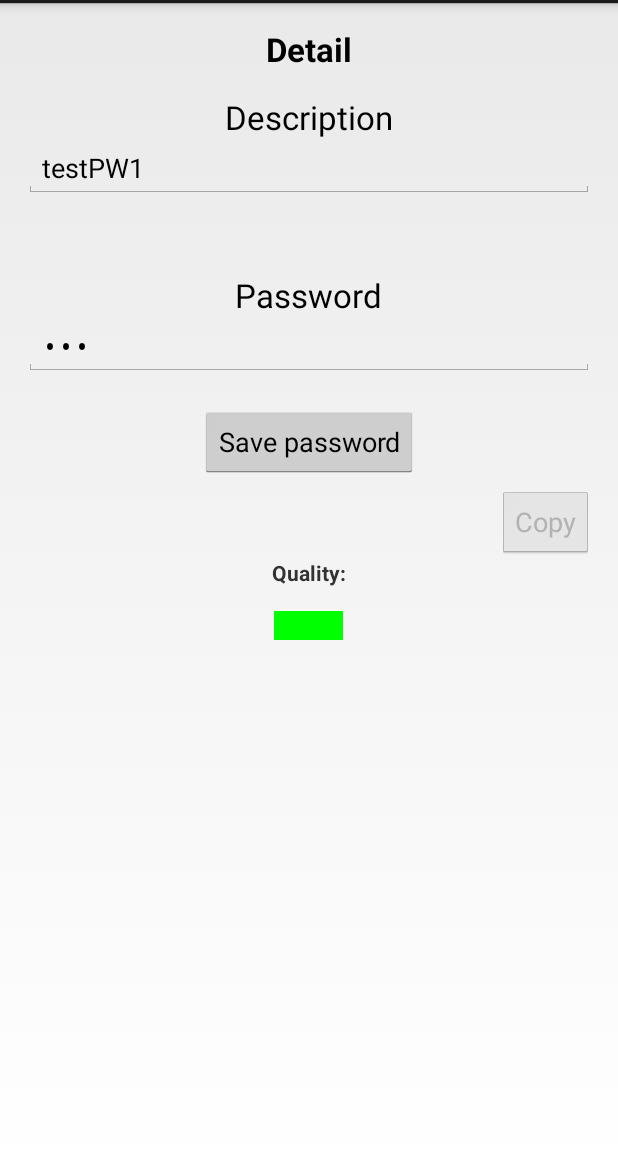
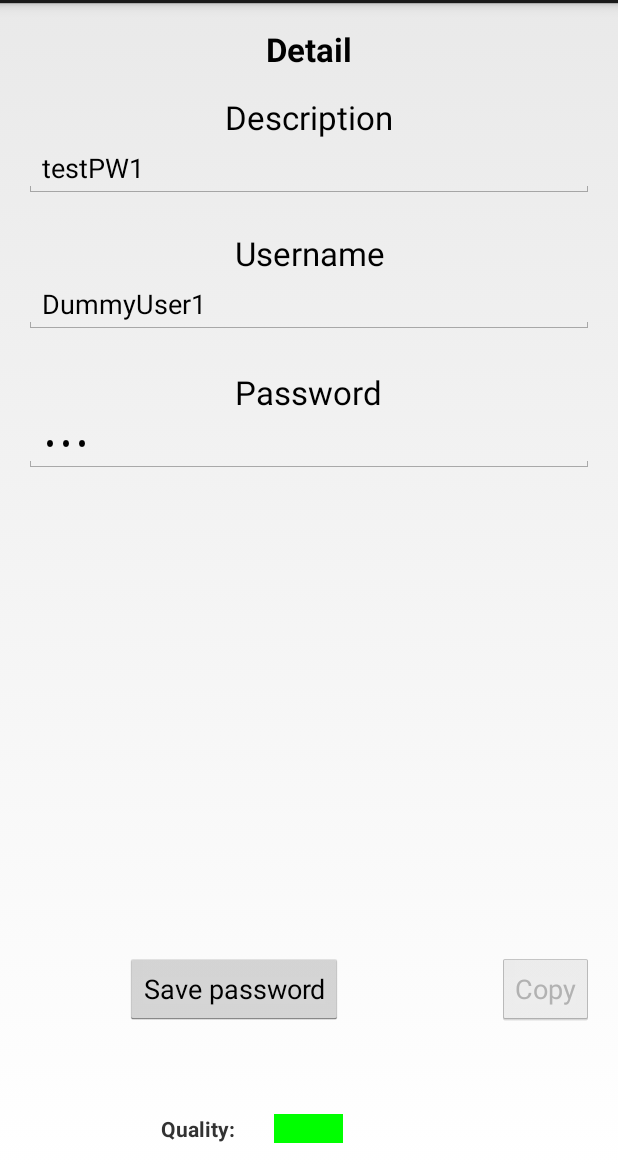
Before and after one commit to MrXXX92/pwsafe, an Android app: the PasswordlistActivity screen opened directly, with no data from a screen before it, after a tap on "testPW1", on a phone screen of 412 x 824 dp, the part 69-1236 px from its top. Run offline under Robolectric (Android 15) with nearby library versions, the light colour scheme and no system bars.

Commit message:
Erweiterung um Usernamen

```diff
--- a/app/src/main/java/teamschwarz/pwsafe/NewPasswordActivity.java
+++ b/app/src/main/java/teamschwarz/pwsafe/NewPasswordActivity.java
@@ -21,6 +21,7 @@ import java.util.List;
 public class NewPasswordActivity extends Activity {
 
     EditText newDescription;
+    EditText newUsername;
     EditText newPassword;
     Button saveButton;
     List<PasswordItem> passwords = new ArrayList<PasswordItem>();
@@ -38,6 +39,7 @@ public class NewPasswordActivity extends Activity {
         Intent intent = getIntent();
         String title = intent.getStringExtra("title");
         String description = intent.getStringExtra("description");
+        String username = intent.getStringExtra("username");
         String password = intent.getStringExtra("password");
         final int position = intent.getIntExtra("position", -1);
 
@@ -49,6 +51,12 @@ public class NewPasswordActivity extends Activity {
         //falls eine Beschreibung übergeben wurde, diese auch anzeigen
         if (description != null && !description.isEmpty()) {
             newDescription.setText(description);
+        }
+
+        newUsername = (EditText) findViewById(R.id.editTextNewUsername);
+        //falls eine Beschreibung übergeben wurde, diese auch anzeigen
+        if (username != null && !username.isEmpty()) {
+            newUsername.setText(username);
         }
 
         newPassword = (EditText) findViewById(R.id.editTextNewPassword);
@@ -63,6 +71,22 @@ public class NewPasswordActivity extends Activity {
 
 
         newDescription.addTextChangedListener(new TextWatcher() {
+            @Override
+            public void beforeTextChanged(CharSequence s, int start, int count, int after) {
+            }
+
+            @Override
+            public void onTextChanged(CharSequence s, int start, int before, int count) {
+                //Button nur klickbar, wenn das eingegebene Passwort valide ist
+                saveButton.setEnabled(isValidPasswordItem());
+            }
+
+            @Override
+            public void afterTextChanged(Editable s) {
+            }
+        });
+
+        newUsername.addTextChangedListener(new TextWatcher() {
             @Override
             public void beforeTextChanged(CharSequence s, int start, int count, int after) {
             }
@@ -97,7 +121,7 @@ public class NewPasswordActivity extends Activity {
             @Override
             public void onClick(View v) {
                 PasswordItem currentItem = new PasswordItem(newDescription.getText().toString(),
-                        "ToDo: Hier den Usernamen aus dem zu erstellenden Edit Feld einfügen",
+                        newUsername.getText().toString(),
                         newPassword.getText().toString());
 
                 if (position == -1l){
@@ -106,9 +130,7 @@ public class NewPasswordActivity extends Activity {
                     PasswordlistActivity.passwords.add(currentItem);
                     //Felder leeren
                     newDescription.setText("");
-
-                    //ToDo: Feld für Username ebenfalls leeren
-
+                    newUsername.setText("");
                     newPassword.setText("");
                     Toast.makeText(getApplicationContext(), R.string.password_added, Toast.LENGTH_SHORT).show();
                 } else {
@@ -116,13 +138,11 @@ public class NewPasswordActivity extends Activity {
                     // eingegebene Werte speichern
                     PasswordItem listItem = PasswordlistActivity.passwords.get(position);
                     listItem.setDescription(currentItem.getDescription());
-                    listItem.setDescription(currentItem.getUsername());
+                    listItem.setUsername(currentItem.getUsername());
                     listItem.setPassword(currentItem.getPassword());
                     //Felder leeren
                     newDescription.setText("");
-
-                    //ToDo: Feld für Username ebenfalls leeren
-
+                    newUsername.setText("");
                     newPassword.setText("");
                     Toast.makeText(getApplicationContext(), R.string.password_updated, Toast.LENGTH_SHORT).show();
                 }
@@ -135,6 +155,7 @@ public class NewPasswordActivity extends Activity {
 
     private boolean isValidPasswordItem() {
         return (String.valueOf(newDescription.getText()).trim().length() > 0) &&
+                (String.valueOf(newUsername.getText()).trim().length() > 0)&&
                 (String.valueOf(newPassword.getText()).trim().length() > 0);
     }
 
--- a/app/src/main/java/teamschwarz/pwsafe/PasswordlistActivity.java
+++ b/app/src/main/java/teamschwarz/pwsafe/PasswordlistActivity.java
@@ -115,6 +115,7 @@ public class PasswordlistActivity extends ListActivity {
         PasswordItem pwClicked = passwords.get(position);
         intent.putExtra("title", "Detail");
         intent.putExtra("description", pwClicked.getDescription());
+        intent.putExtra("username", pwClicked.getUsername());
         intent.putExtra("password", pwClicked.getPassword());
         intent.putExtra("position", position);
         startActivity(intent);
--- a/app/src/main/res/layout/activity_new_password.xml
+++ b/app/src/main/res/layout/activity_new_password.xml
@@ -35,8 +35,8 @@
         android:inputType="text"
         android:layout_width="match_parent"
         android:layout_height="wrap_content"
-        android:layout_below="@id/textViewNewDescription"
-        android:layout_alignParentLeft="true" />
+        android:layout_below="@+id/textViewNewDescription"
+        android:layout_alignParentRight="true" />
 
     <TextView
         android:id="@+id/textViewNewPassword"
@@ -45,8 +45,8 @@
         android:textAppearance="?android:attr/textAppearanceLarge"
         android:text="@string/password"
         android:layout_gravity="center_horizontal"
-        android:layout_marginTop="50dp"
-        android:layout_below="@id/editTextNewDescription"
+        android:layout_marginTop="24dp"
+        android:layout_below="@+id/editTextNewUsername"
         android:layout_centerHorizontal="true" />
 
     <EditText
@@ -54,7 +54,7 @@
         android:inputType="textPassword"
         android:layout_width="match_parent"
         android:layout_height="wrap_content"
-        android:layout_below="@id/textViewNewPassword"
+        android:layout_below="@+id/textViewNewPassword"
         android:layout_alignParentLeft="true" />
 
     <Button
@@ -63,9 +63,9 @@
         android:layout_height="wrap_content"
         android:text="Save password"
         android:enabled="false"
-        android:layout_marginTop="20dp"
-        android:layout_below="@id/editTextNewPassword"
-        android:layout_centerHorizontal="true" />
+        android:layout_marginBottom="59dp"
+        android:layout_above="@+id/textViewQuality"
+        android:layout_alignRight="@+id/picQuality" />
 
     <Button
         android:id="@+id/buttonCopy"
@@ -73,9 +73,8 @@
         android:layout_height="wrap_content"
         android:text="Copy"
         android:enabled="false"
-        android:layout_marginTop="5dp"
-        android:layout_below="@id/buttonSave"
-        android:layout_alignParentRight="true" />
+        android:layout_alignTop="@+id/buttonSave"
+        android:layout_alignRight="@+id/editTextNewPassword" />
 
     <TextView
         android:id="@+id/textViewQuality"
@@ -83,21 +82,37 @@
         android:text="@string/quality"
         android:layout_width="wrap_content"
         android:layout_height="wrap_content"
-        android:layout_marginBottom="16dp"
-        android:layout_below="@id/buttonCopy"
         android:layout_gravity="center_horizontal"
-        android:layout_centerHorizontal="true" />
+        android:layout_alignParentBottom="true"
+        android:layout_toLeftOf="@+id/textViewNewPassword" />
 
     <TextView
         android:id="@+id/picQuality"
         android:layout_width="wrap_content"
         android:layout_height="wrap_content"
-        android:layout_marginBottom="16dp"
-        android:layout_below="@id/textViewQuality"
         android:layout_gravity="center_horizontal"
-        android:layout_centerHorizontal="true"
         android:text="@string/quality"
         android:textColor="#00ff00"
-        android:background="#00ff00" />
+        android:background="#00ff00"
+        android:layout_alignParentBottom="true"
+        android:layout_centerHorizontal="true" />
+
+    <TextView
+        android:layout_width="wrap_content"
+        android:layout_height="wrap_content"
+        android:textAppearance="?android:attr/textAppearanceLarge"
+        android:text="Username"
+        android:id="@+id/textViewNewUsername"
+        android:layout_below="@+id/editTextNewDescription"
+        android:layout_alignLeft="@+id/textViewNewPassword"
+        android:layout_marginTop="22dp" />
+
+    <EditText
+        android:id="@+id/editTextNewUsername"
+        android:inputType="text"
+        android:layout_width="match_parent"
+        android:layout_height="wrap_content"
+        android:layout_below="@+id/textViewNewUsername"
+        android:layout_alignParentRight="true" />
 
 </RelativeLayout>
```
